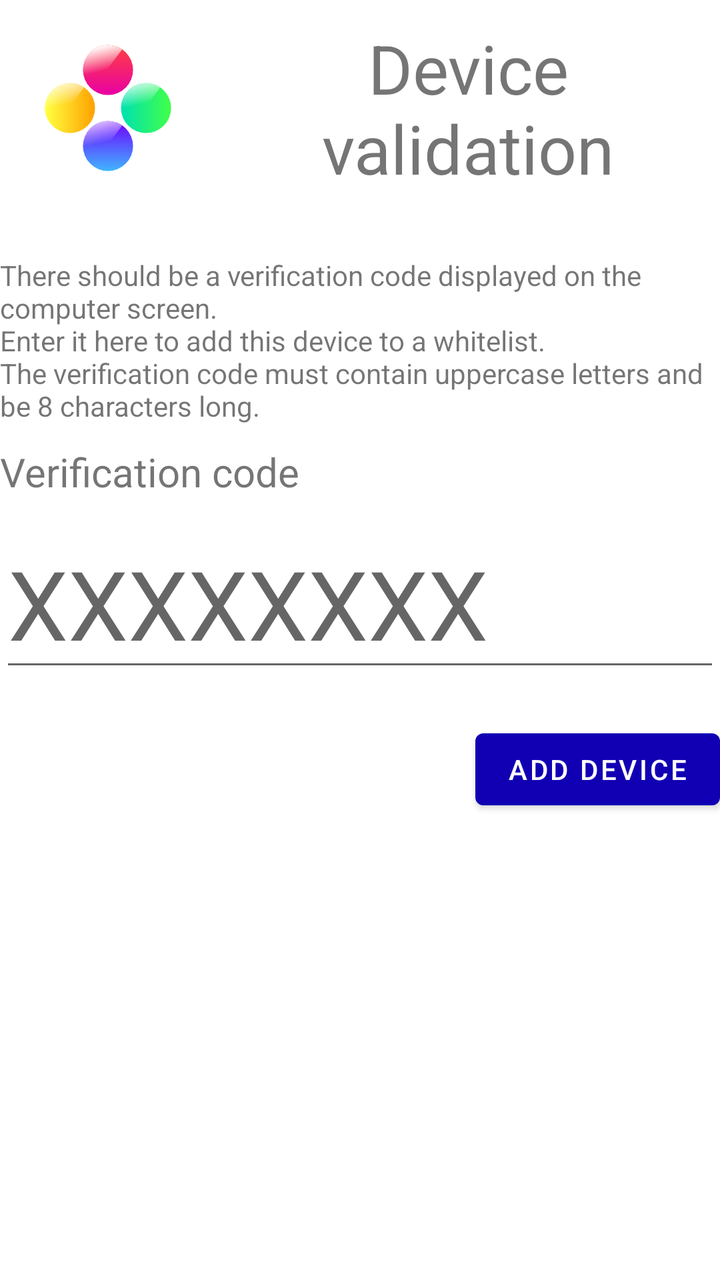
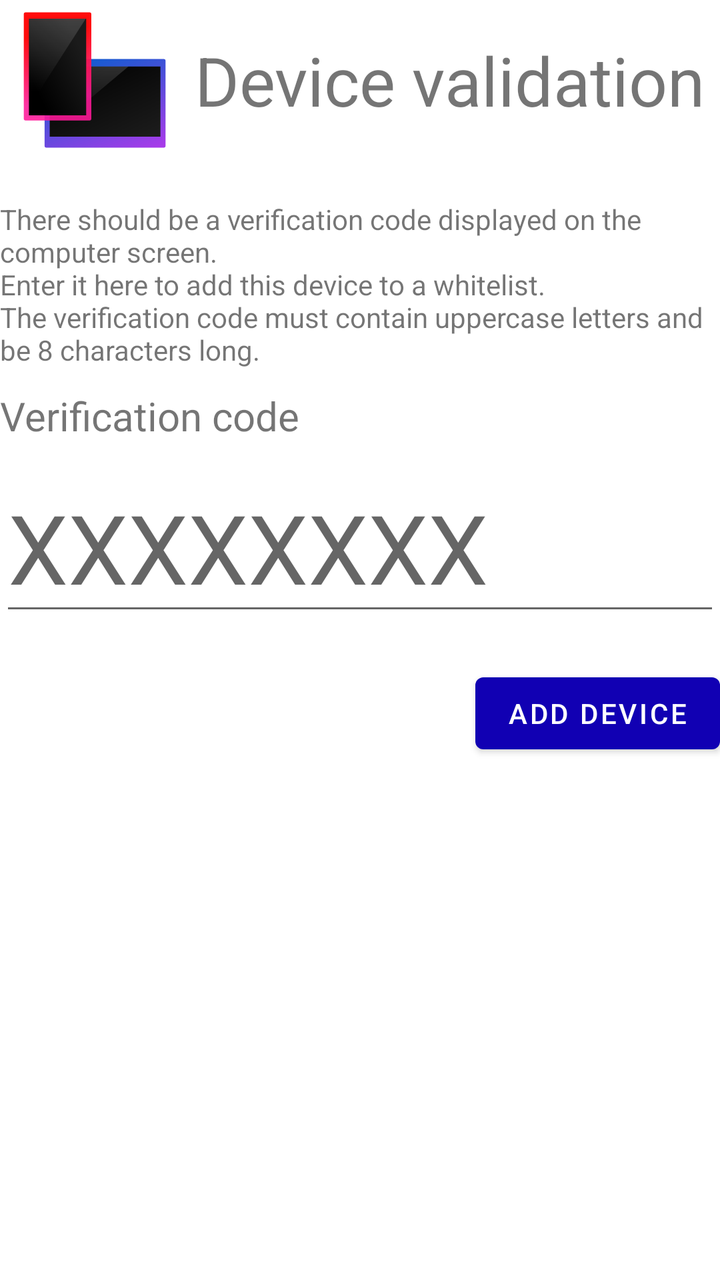

Compare the two renders of this Android layout. The source of the first and the diff that turns it into the second are given below.
<!-- AndroidManifest.xml: application theme Theme.Integratsioonitarkvara -->
<!-- res/layout/activity_device_validation.xml -->
<?xml version="1.0" encoding="utf-8"?>
<LinearLayout xmlns:android="http://schemas.android.com/apk/res/android"
    xmlns:app="http://schemas.android.com/apk/res-auto"
    xmlns:tools="http://schemas.android.com/tools"
    android:id="@+id/main"
    android:layout_width="match_parent"
    android:layout_height="match_parent"
    android:layout_margin="10sp"
    android:orientation="vertical"
    tools:context=".views.DeviceValidation">

    <ScrollView
        android:layout_width="match_parent"
        android:layout_height="match_parent">

        <LinearLayout
            android:layout_width="match_parent"
            android:layout_height="wrap_content"
            android:orientation="vertical" >

            <LinearLayout
                android:layout_width="match_parent"
                android:layout_height="wrap_content"
                android:gravity="center"
                android:orientation="horizontal">

                <ImageView
                    android:id="@+id/imageView2"
                    android:layout_width="wrap_content"
                    android:layout_height="wrap_content"
                    app:srcCompat="@drawable/ic_launcher_foreground" />

                <TextView
                    android:id="@+id/textView20"
                    android:layout_width="wrap_content"
                    android:layout_height="match_parent"
                    android:layout_gravity="center"
                    android:gravity="center"
                    android:text="@string/device_validation"
                    android:textAlignment="center"
                    android:textSize="34sp" />
            </LinearLayout>

            <TextView
                android:id="@+id/textView21"
                android:layout_width="match_parent"
                android:layout_height="wrap_content"
                android:layout_marginTop="20sp"
                android:text="@string/verification_code_notice" />

            <TextView
                android:id="@+id/textView22"
                android:layout_width="match_parent"
                android:layout_height="wrap_content"
                android:layout_marginVertical="10sp"
                android:text="@string/verification_code"
                android:textSize="20sp" />

            <EditText
                android:id="@+id/verificationTextBox"
                android:layout_width="match_parent"
                android:layout_height="wrap_content"
                android:layout_marginBottom="20sp"
                android:ems="10"
                android:hint="@string/xxxxxxxx"
                android:inputType="text|textVisiblePassword|textCapCharacters|textNoSuggestions"
                android:maxLength="8"
                android:textAllCaps="true"
                android:textSize="48sp" />

            <Button
                android:id="@+id/addDeviceButton"
                android:layout_width="wrap_content"
                android:layout_height="wrap_content"
                android:layout_gravity="end"
                android:onClick="onAddButtonClick"
                android:text="@string/add_device" />
        </LinearLayout>
    </ScrollView>

</LinearLayout>
<!-- resources referenced by this layout -->
<resources>
  <!-- drawable ic_launcher_foreground: vector/xml drawable (drawable, 8823 chars, omitted) -->
  <string name="add_device">Add device</string>
  <string name="device_validation">Device validation</string>
  <string name="verification_code">Verification code</string>
  <string name="verification_code_notice">There should be a verification code displayed on the computer screen.\nEnter it here to add this device to a whitelist.\nThe verification code must contain uppercase letters and be 8 characters long.</string>
  <string name="xxxxxxxx" translatable="false">XXXXXXXX</string>
  <style name="Theme.Integratsioonitarkvara" parent="Theme.MaterialComponents.DayNight.DarkActionBar">
          
          <item name="colorPrimary">@color/purple_500</item>
          <item name="colorPrimaryVariant">@color/purple_700</item>
          <item name="colorOnPrimary">@color/white</item>
          
          <item name="colorSecondary">@color/teal_200</item>
          <item name="colorSecondaryVariant">@color/teal_700</item>
          <item name="colorOnSecondary">@color/black</item>
          
          <item name="android:statusBarColor">?attr/colorPrimaryVariant</item>
          
      </style>
  <color name="purple_500">#FF1100B3</color>
  <color name="purple_700">#FF110093</color>
  <color name="white">#FFFFFFFF</color>
  <color name="teal_200">#FF036AC5</color>
  <color name="teal_700">#FF016786</color>
  <color name="black">#FF000000</color>
</resources>

<!-- the commit's change to res/layout/activity_device_validation.xml (unified diff, before → after) -->
@@ -26,9 +26,10 @@
 
                 <ImageView
                     android:id="@+id/imageView2"
-                    android:layout_width="wrap_content"
-                    android:layout_height="wrap_content"
-                    app:srcCompat="@drawable/ic_launcher_foreground" />
+                    android:layout_width="80sp"
+                    android:layout_height="80sp"
+                    android:layout_marginEnd="10sp"
+                    app:srcCompat="@drawable/mas_devmgr" />
 
                 <TextView
                     android:id="@+id/textView20"
<!-- resource entries referenced after the edit -->
@@ -1,6 +1,6 @@
 <!-- resources referenced by this layout -->
 <resources>
-  <!-- drawable ic_launcher_foreground: vector/xml drawable (drawable, 8823 chars, omitted) -->
+  <!-- drawable mas_devmgr: vector/xml drawable (drawable, 3492 chars, omitted) -->
   <string name="add_device">Add device</string>
   <string name="device_validation">Device validation</string>
   <string name="verification_code">Verification code</string>
